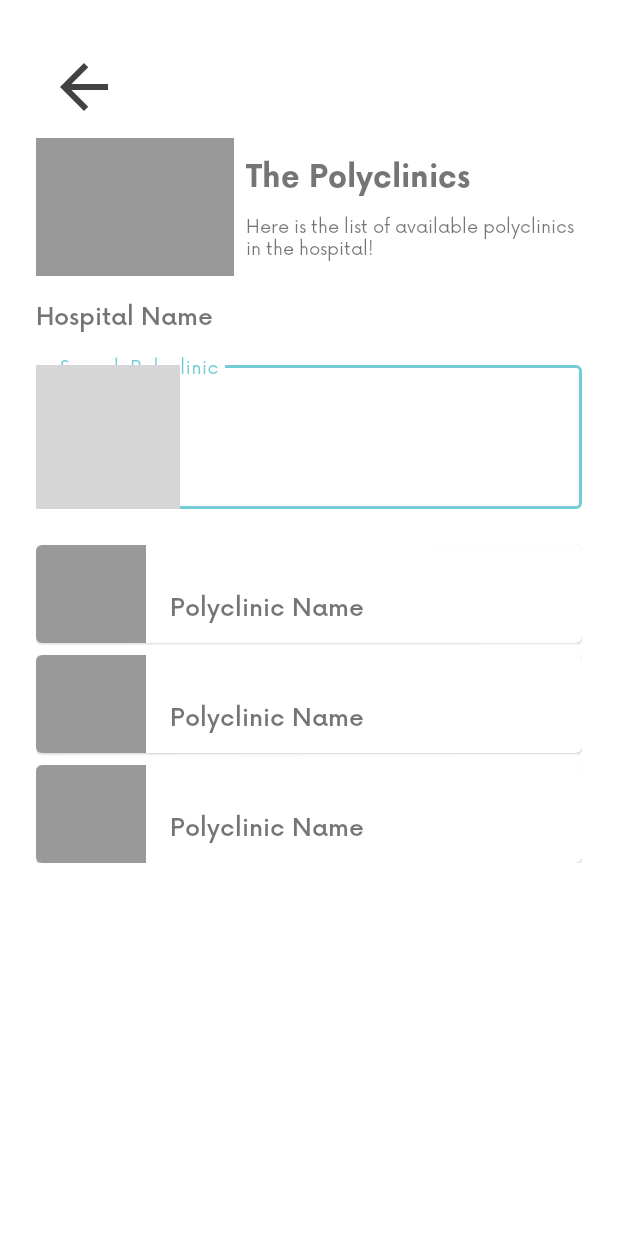
After one commit to lazuardiap/Langkah, an Android app: the layout fragment_full_polyclinics.xml on its own in the app's theme, with its tools: preview values and no code run, on a phone screen of 412 x 824 dp. The commit adds this screen. Run offline under Robolectric (Android 15) with nearby library versions, the phone set to English and light mode, and no system bars; grey boxes are pictures that could not be loaded.

Commit message:
Polyclinics Page Done

```diff
--- /dev/null
+++ b/app/src/main/res/layout/fragment_full_polyclinics.xml
@@ -0,0 +1,109 @@
+<?xml version="1.0" encoding="utf-8"?>
+<androidx.constraintlayout.widget.ConstraintLayout xmlns:android="http://schemas.android.com/apk/res/android"
+    xmlns:tools="http://schemas.android.com/tools"
+    xmlns:app="http://schemas.android.com/apk/res-auto"
+    android:layout_width="match_parent"
+    android:layout_height="match_parent"
+    android:padding="24dp">
+
+    <com.google.android.material.button.MaterialButton
+        android:id="@+id/btn_back"
+        style="@style/Widget.MaterialComponents.Button.TextButton"
+        android:layout_width="wrap_content"
+        android:layout_height="wrap_content"
+        app:icon="@drawable/arrow_back_black_48"
+        app:iconTint="@color/black"
+        app:layout_constraintStart_toStartOf="parent"
+        app:layout_constraintTop_toTopOf="parent" />
+
+    <androidx.appcompat.widget.AppCompatImageView
+        android:id="@+id/polys_img"
+        android:layout_width="132dp"
+        android:layout_height="92dp"
+        android:src="@color/grey"
+        app:layout_constraintTop_toBottomOf="@id/btn_back"
+        app:layout_constraintLeft_toLeftOf="parent"/>
+
+    <com.google.android.material.textview.MaterialTextView
+        android:id="@+id/title_page"
+        android:layout_width="wrap_content"
+        android:layout_height="wrap_content"
+        android:fontFamily="@font/now_bold"
+        android:textSize="20sp"
+        android:layout_marginStart="8dp"
+        app:layout_constraintTop_toTopOf="@+id/polys_img"
+        app:layout_constraintLeft_toRightOf="@id/polys_img"
+        app:layout_constraintBottom_toTopOf="@id/description_page"
+        android:text="@string/polyclinics_page_title"/>
+
+    <com.google.android.material.textview.MaterialTextView
+        android:id="@+id/description_page"
+        android:layout_width="0dp"
+        android:layout_height="wrap_content"
+        android:fontFamily="@font/now_regular"
+        android:textSize="12sp"
+        app:layout_constraintTop_toBottomOf="@id/title_page"
+        app:layout_constraintLeft_toLeftOf="@id/title_page"
+        app:layout_constraintRight_toRightOf="parent"
+        app:layout_constraintBottom_toBottomOf="@id/polys_img"
+        android:text="@string/polyclinics_page_desc"/>
+
+    <com.google.android.material.textview.MaterialTextView
+        android:id="@+id/tv_hospital_name"
+        android:layout_width="0dp"
+        android:layout_height="wrap_content"
+        android:fontFamily="@font/now_medium"
+        android:textSize="16sp"
+        android:layout_marginTop="24dp"
+        app:layout_constraintTop_toBottomOf="@id/description_page"
+        app:layout_constraintStart_toStartOf="parent"
+        app:layout_constraintEnd_toEndOf="parent"
+        android:text="@string/hospital_name"/>
+
+    <com.google.android.material.textfield.TextInputLayout
+        android:id="@+id/search_bar"
+        android:layout_width="match_parent"
+        android:layout_height="wrap_content"
+        android:layout_marginTop="16dp"
+        android:hint="@string/search_polyclinic_hint"
+        style="@style/Widget.MaterialComponents.TextInputLayout.OutlinedBox.Dense"
+        app:layout_constraintTop_toBottomOf="@id/tv_hospital_name"
+        app:layout_constraintStart_toStartOf="parent"
+        app:layout_constraintEnd_toEndOf="parent"
+        app:startIconDrawable="@drawable/search_24"
+        app:startIconContentDescription="search icon">
+
+        <com.google.android.material.textfield.TextInputEditText
+            android:layout_width="match_parent"
+            android:layout_height="wrap_content"
+            android:fontFamily="@font/now_regular"
+            android:textColor="@color/light_grey"/>
+
+    </com.google.android.material.textfield.TextInputLayout>
+
+
+    <androidx.recyclerview.widget.RecyclerView
+        android:id="@+id/rv_poly"
+        android:layout_width="match_parent"
+        android:layout_marginTop="16dp"
+        android:layout_height="wrap_content"
+        app:layout_constraintTop_toBottomOf="@id/search_bar"
+        tools:listitem="@layout/items_poly"/>
+
+    <ProgressBar
+        android:id="@+id/progress_bar"
+        style="?android:attr/progressBarStyle"
+        android:layout_width="wrap_content"
+        android:layout_height="wrap_content"
+        android:layout_marginStart="8dp"
+        android:layout_marginTop="8dp"
+        android:layout_marginEnd="8dp"
+        android:layout_marginBottom="8dp"
+        android:visibility="gone"
+        app:layout_constraintTop_toTopOf="@id/rv_poly"
+        app:layout_constraintStart_toStartOf="@+id/rv_poly"
+        app:layout_constraintEnd_toEndOf="@+id/rv_poly"
+        app:layout_constraintBottom_toBottomOf="@id/rv_poly"/>
+
+
+</androidx.constraintlayout.widget.ConstraintLayout>
--- a/app/src/main/res/values/strings.xml
+++ b/app/src/main/res/values/strings.xml
@@ -74,5 +74,8 @@
     <string name="tv_doctor_profile">Doctor Profile</string>
     <string name="doctor_schedule_text">Schedule</string>
     <string name="sample_schedule">Monday 09:00 - 15:00</string>
+    <string name="polyclinics_page_title">The Polyclinics</string>
+    <string name="polyclinics_page_desc">Here is the list of available polyclinics in the hospital!</string>
+    <string name="search_polyclinic_hint">Search Polyclinic</string>
 
 </resources>
```
Also changed, not shown: app/src/main/java/com/newshelter/langkah/ui/polyclinics/FullPolyAdapter.kt (added, +39 -0 lines), app/src/main/java/com/newshelter/langkah/ui/polyclinics/FullPolyclinicsFragment.kt (added, +59 -0 lines), app/src/main/java/com/newshelter/langkah/ui/polyclinics/SmallPolyclinicsFragment.kt (+22 -0 lines).
